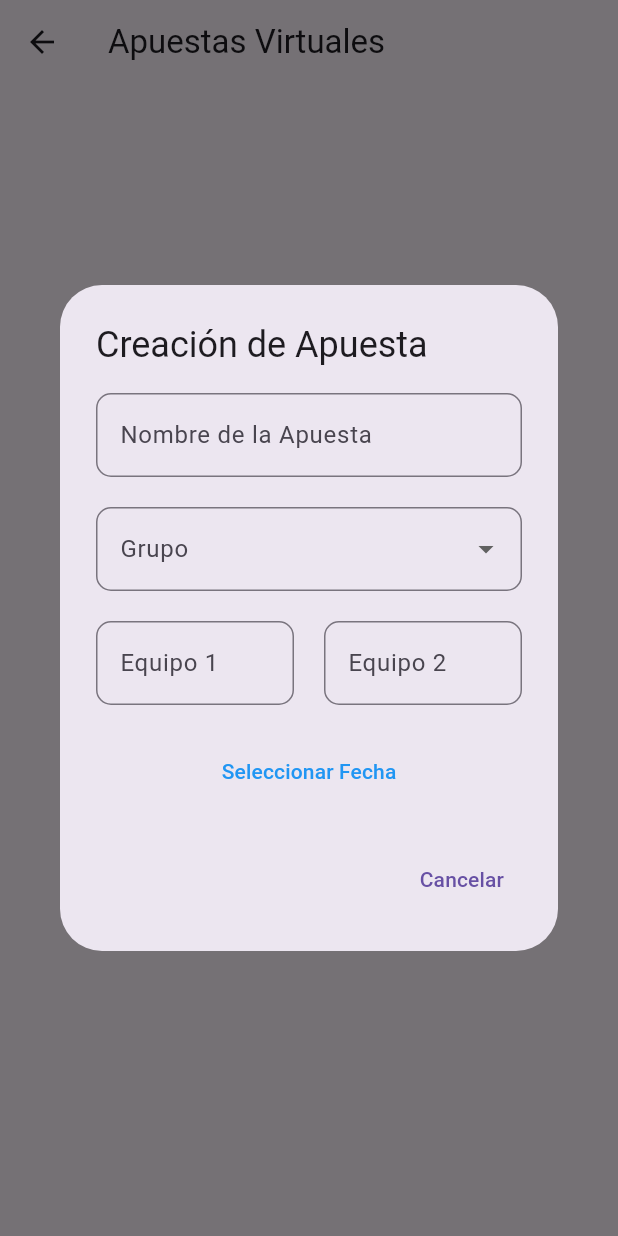
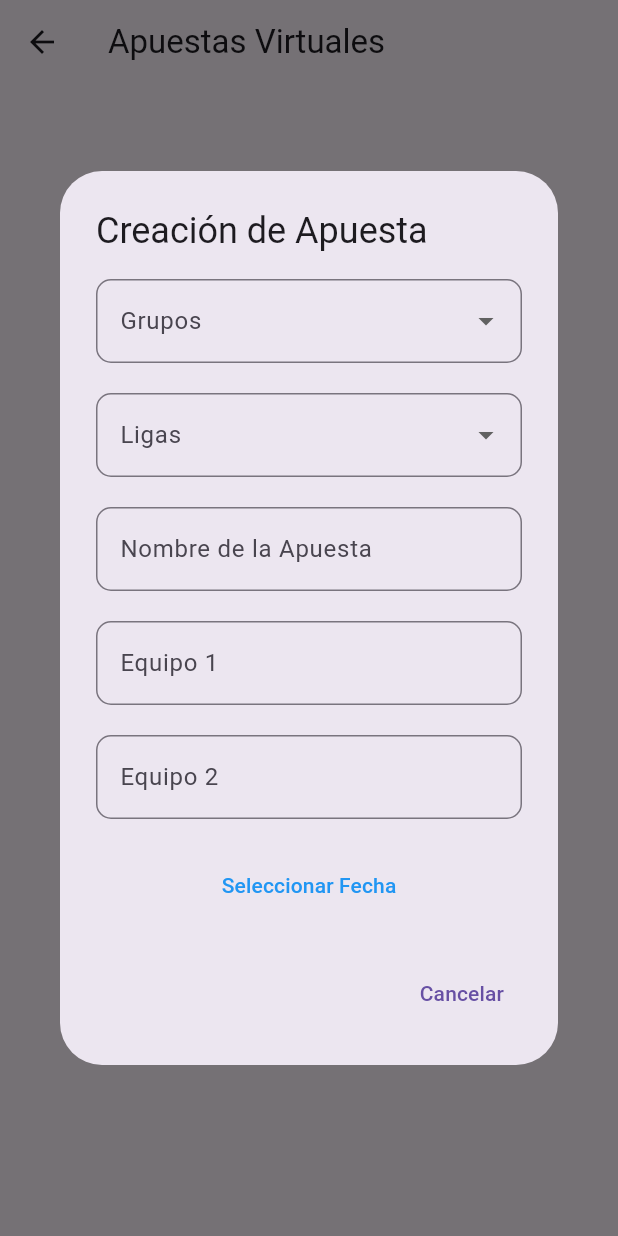
Before and after one commit to ELOWIS37/BetAmigo, a Flutter app: the BettingWidget screen opened directly, after a tap on "Crear Apuesta", on a phone screen of 412 x 824 dp. Run offline on Flutter 3.47's test engine with Material 3 defaults, Android fonts, the phone set to English and light mode, and no system bars; our stand-ins replace cloud_firestore, firebase_auth, firebase_core; accounts and stored records are empty.

Commit message:
commit Betting diaz 2

```diff
--- a/lib/Widgets/BettingWidget.dart
+++ b/lib/Widgets/BettingWidget.dart
@@ -19,7 +19,7 @@ class BettingWidget extends StatelessWidget {
                 showDialog(
                   context: context,
                   builder: (BuildContext context) {
-                    return _mostrarSeleccionAmigos();
+                    return _mostrarSeleccionAmigos(context);
                   },
                 );
               },
@@ -31,12 +31,14 @@ class BettingWidget extends StatelessWidget {
     );
   }
 
-  Widget _mostrarSeleccionAmigos() {
+  Widget _mostrarSeleccionAmigos(BuildContext context) {
     List<String> amigosSeleccionados = [];
     TextEditingController _nombreApuestaController = TextEditingController();
     TextEditingController _equipo1Controller = TextEditingController();
     TextEditingController _equipo2Controller = TextEditingController();
     DateTime? _fechaSeleccionada; // Variable para almacenar la fecha seleccionada
+    String? selectedGroup; // Variable para almacenar el grupo seleccionado
+    String? selectedLeague; // Variable para almacenar la liga seleccionada
     return StatefulBuilder(
       builder: (BuildContext context, StateSetter setState) {
         return AlertDialog(
@@ -47,6 +49,69 @@ class BettingWidget extends StatelessWidget {
               child: Column(
                 crossAxisAlignment: CrossAxisAlignment.stretch,
                 children: [
+                  DropdownButtonFormField<String>(
+                    decoration: InputDecoration(
+                      labelText: 'Grupos',
+                      border: OutlineInputBorder(
+                        borderRadius: BorderRadius.circular(10.0),
+                      ),
+                    ),
+                    items: grupos.map((grupo) {
+                      return DropdownMenuItem<String>(
+                        value: grupo['nombre'],
+                        child: Text(grupo['nombre']),
+                      );
+                    }).toList(),
+                    onChanged: (String? selectedGroupValue) {
+                      setState(() {
+                        selectedGroup = selectedGroupValue;
+                      });
+                    },
+                  ),
+                  SizedBox(height: 20), // Espacio entre el desplegable de grupos y el desplegable de ligas
+                  DropdownButtonFormField<String>(
+                    decoration: InputDecoration(
+                      labelText: 'Ligas',
+                      border: OutlineInputBorder(
+                        borderRadius: BorderRadius.circular(10.0),
+                      ),
+                    ),
+                    items: ligas.map((liga) {
+                      return DropdownMenuItem<String>(
+                        value: liga,
+                        child: Text(liga),
+                      );
+                    }).toList(),
+                    onChanged: (String? selectedLeagueValue) {
+                      setState(() {
+                        selectedLeague = selectedLeagueValue;
+                      });
+                    },
+                  ),
+                  if (selectedLeague != null && selectedLeague!.isNotEmpty)
+                    Column(
+                      children: [
+                        SizedBox(height: 20), // Espacio entre el desplegable de ligas y el desplegable de partidos
+                        DropdownButtonFormField<String>(
+                          decoration: InputDecoration(
+                            labelText: 'Partidos',
+                            border: OutlineInputBorder(
+                              borderRadius: BorderRadius.circular(10.0),
+                            ),
+                          ),
+                          items: partidos[selectedLeague!]!.map((partido) {
+                            return DropdownMenuItem<String>(
+                              value: partido,
+                              child: Text(partido),
+                            );
+                          }).toList(),
+                          onChanged: (String? selectedMatch) {
+                            // Aquí puedes agregar la lógica para manejar la selección del partido
+                          },
+                        ),
+                      ],
+                    ),
+                  SizedBox(height: 20), // Espacio entre los campos de entrada y el resto de campos
                   TextFormField(
                     controller: _nombreApuestaController,
                     decoration: InputDecoration(
@@ -57,38 +122,7 @@ class BettingWidget extends StatelessWidget {
                     ),
                   ),
                   SizedBox(height: 20),
-                  DropdownButtonFormField<String>(
-                    decoration: InputDecoration(
-                      labelText: 'Grupo',
-                      border: OutlineInputBorder(
-                        borderRadius: BorderRadius.circular(10.0),
-                      ),
-                    ),
-                    items: grupos.map((grupo) {
-                      return DropdownMenuItem<String>(
-                        value: grupo['nombre'],
-                        child: Text(grupo['nombre']),
-                      );
-                    }).toList(),
-                    onChanged: (String? nombreGrupoSeleccionado) {
-                      setState(() {
-                        amigosSeleccionados.clear();
-                        if (nombreGrupoSeleccionado != null) {
-                          for (var grupo in grupos) {
-                            if (grupo['nombre'] == nombreGrupoSeleccionado) {
-                              amigosSeleccionados.addAll(grupo['miembros']);
-                              break;
-                            }
-                          }
-                        }
-                      });
-                    },
-                  ),
-                  SizedBox(height: 20),
-                  Row(
-                    children: [
-                      Expanded(
-                        child: TextFormField(
+                  TextFormField(
                     controller: _equipo1Controller,
                     decoration: InputDecoration(
                       labelText: 'Equipo 1',
@@ -97,10 +131,8 @@ class BettingWidget extends StatelessWidget {
                       ),
                     ),
                   ),
-                      ),
-                      SizedBox(width: 20),
-                      Expanded(
-                        child: TextFormField(
+                  SizedBox(height: 20),
+                  TextFormField(
                     controller: _equipo2Controller,
                     decoration: InputDecoration(
                       labelText: 'Equipo 2',
@@ -108,9 +140,6 @@ class BettingWidget extends StatelessWidget {
                         borderRadius: BorderRadius.circular(10.0),
                       ),
                     ),
-                        ),
-                      ),
-                    ],
                   ),
                   SizedBox(height: 20),
                   TextButton(
@@ -151,6 +180,17 @@ class BettingWidget extends StatelessWidget {
   }
 }
 
+Map<String, List<String>> partidos = {
+  'Liga BBVA': ['Partido 1', 'Partido 2', 'Partido 3'],
+  'Premier League': ['Partido 4', 'Partido 5', 'Partido 6'],
+  'Ligue 1': ['Partido 7', 'Partido 8', 'Partido 9'],
+  'Serie A': ['Partido 10', 'Partido 11', 'Partido 12'],
+  'Bundesliga': ['Partido 13', 'Partido 14', 'Partido 15'],
+  'Champions League': ['Partido 16', 'Partido 17', 'Partido 18'],
+};
+
+List<String> ligas = ['Liga BBVA', 'Premier League', 'Ligue 1', 'Serie A', 'Bundesliga', 'Champions League'];
+
 List<Map<String, dynamic>> grupos = [
   {'nombre': 'Grupo 1', 'miembros': ['Amigo 1', 'Amigo 2']},
   {'nombre': 'Grupo 2', 'miembros': ['Amigo 3', 'Amigo 4']},
```
Lines whose indentation alone changed are shown as unchanged.
